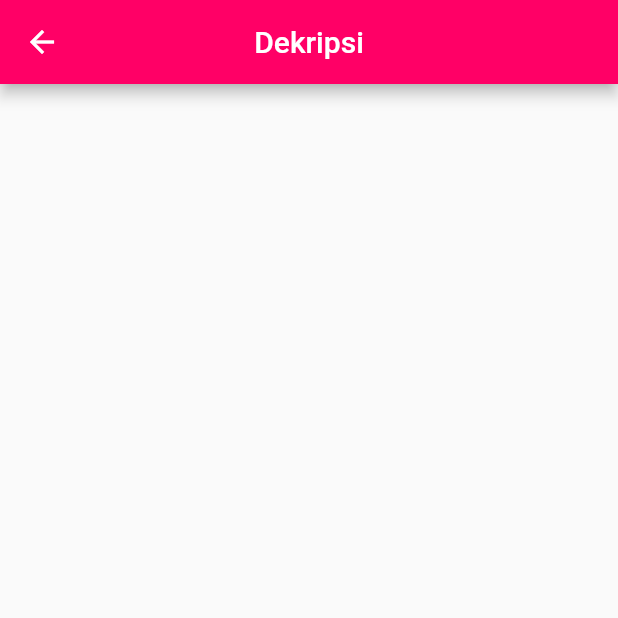
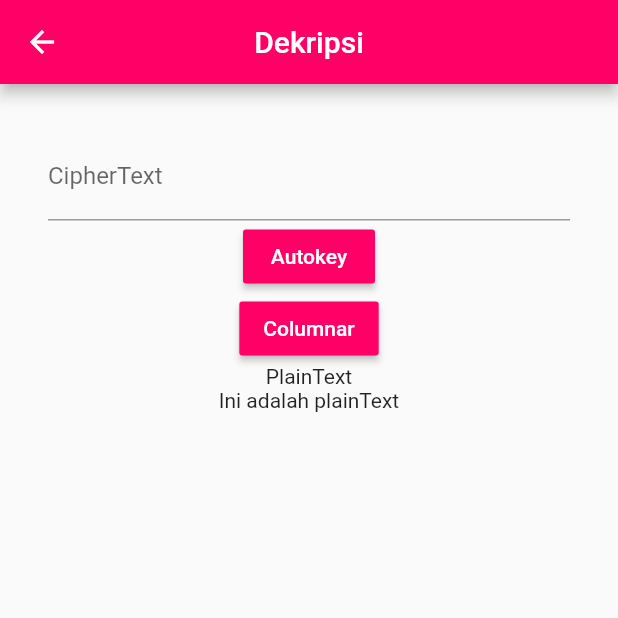
Before and after one commit to realicejoanne/kripto-project, a Flutter app: the Decrypt screen opened directly, on a phone screen of 412 x 824 dp, the top half of it. Run offline on Flutter 3.47's test engine with Material 2 defaults, Android fonts, the phone set to English and light mode, and no system bars; our stand-ins replace cached_network_image, cloud_firestore, firebase_auth, firebase_storage, fluttertoast, google_sign_in and 2 more; accounts and stored records are empty.

Commit message:
Update Encrypt & Decrypt Page

```diff
--- a/lib/cryptography.dart
+++ b/lib/cryptography.dart
@@ -2,6 +2,7 @@ final String alpha = "ABCDEFGHIJKLMNOPQRSTUVWXYZ";
 final String key = "P";
 
 String autokeyEncrypt(String plainText) {
+  plainText = plainText.toUpperCase();
   int len = plainText.length;
 
   String subkey = key + plainText;
@@ -21,6 +22,7 @@ String autokeyEncrypt(String plainText) {
 }
 
 String autokeyDecrypt(String cipherText) {
+  cipherText = cipherText.toUpperCase();
   int len = cipherText.length;
 
   String current = key;
--- a/lib/decrypt.dart
+++ b/lib/decrypt.dart
@@ -1,8 +1,18 @@
 import 'package:flutter/material.dart';
+import 'package:romansa_chat/const.dart';
+import 'package:romansa_chat/cryptography.dart';
 
-class Decrypt extends StatelessWidget {
+class Decrypt extends StatefulWidget {
   @override
-  Widget build(BuildContext context){
+  _DecryptState createState() => _DecryptState();
+}
+
+class _DecryptState extends State<Decrypt> {
+  String _plainText = "Ini adalah plainText";
+  TextEditingController textEditingController = new TextEditingController();
+
+  @override
+  Widget build(BuildContext context) {
     return Scaffold(
       appBar: AppBar(
         title: Text('Dekripsi'),
@@ -12,10 +22,54 @@ class Decrypt extends StatelessWidget {
         padding: EdgeInsets.all(32.0),
         child: Center(
           child: Column(
-            children: <Widget>[],
+            children: <Widget>[
+              TextField(
+                decoration: InputDecoration(
+                  labelText: "CipherText",
+                ),
+                controller: textEditingController,
+              ),
+              MaterialButton(
+                color: themeColor,
+                child: Text(
+                  "Autokey",
+                  style: TextStyle(
+                    color: Colors.white,
+                  ),
+                ),
+                onPressed: (){
+                  setState(() {
+                     _plainText = autokeyDecrypt(textEditingController.text);
+                  });
+                },
+              ),
+              MaterialButton(
+                color: themeColor,
+                child: Text(
+                  "Columnar",
+                  style: TextStyle(
+                    color: Colors.white,
+                  ),
+                ),
+                onPressed: (){
+                  setState(() {
+                     _plainText = columnarDecrypt(textEditingController.text);
+                  });
+                },
+              ),
+              Text("PlainText"),
+              Text(_plainText),
+            ],
           ),
         ),
       ),
     );
   }
+
+  @override
+  void dispose() {
+    // Clean up the controller when the Widget is disposed
+    textEditingController.dispose();
+    super.dispose();
+  }
 }
```
Also changed, not shown: lib/encrypt.dart (+57 -3 lines).
